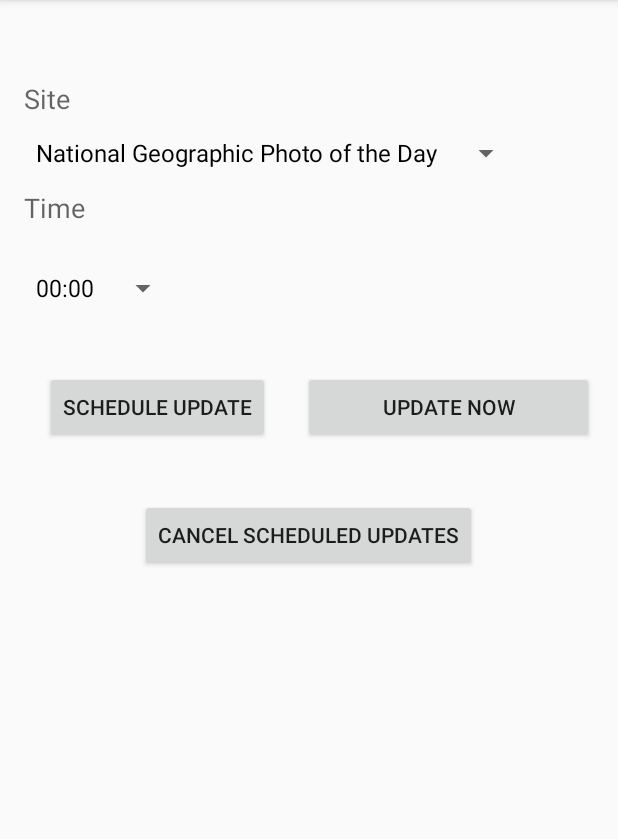
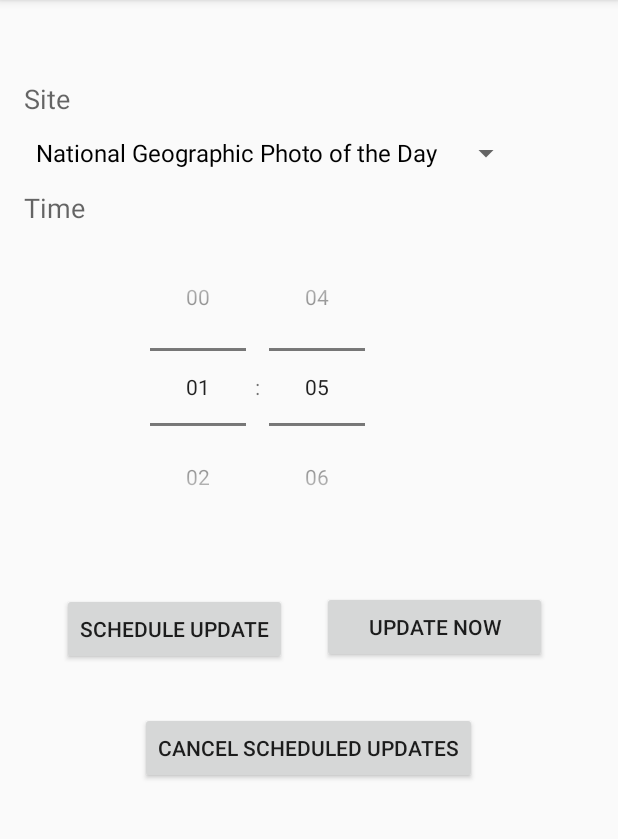
Before and after one commit to zebDuffy/Loki, an Android app: the screen it shows after launch (MainActivity), after a tap on "CANCEL SCHEDULED UPDATES", on a phone screen of 412 x 824 dp, the part 84-923 px from its top. Run offline under Robolectric (Android 15) with nearby library versions, the phone set to English and light mode, and no system bars.

Commit message:
switch to timepicker and clean up messages

```diff
--- a/app/build.gradle
+++ b/app/build.gradle
@@ -24,5 +24,6 @@ dependencies {
     implementation 'com.google.android.material:material:1.0.0'
     implementation 'com.google.firebase:firebase-appindexing:19.1.0'
     implementation files('libs/jsoup-1.8.3.jar')
+    implementation 'androidx.constraintlayout:constraintlayout:1.1.3'
 
 }
--- a/app/src/main/java/com/swamptown/bill/loki/MainActivity.java
+++ b/app/src/main/java/com/swamptown/bill/loki/MainActivity.java
@@ -14,6 +14,7 @@ import android.view.View;
 import android.widget.ArrayAdapter;
 import android.widget.Button;
 import android.widget.Spinner;
+import android.widget.TimePicker;
 import android.widget.Toast;
 
 import androidx.appcompat.app.AlertDialog;
@@ -47,10 +48,8 @@ public class MainActivity extends
         ArrayAdapter<String> adapter = new ArrayAdapter<>(this, android.R.layout.simple_spinner_dropdown_item, items);
         dropdown.setAdapter(adapter);
 
-        Spinner dropdown2 = findViewById(R.id.spinner2);
-        String[] items2 = res.getStringArray(R.array.hours);
-        ArrayAdapter<String> adapter2 = new ArrayAdapter<>(this, android.R.layout.simple_spinner_dropdown_item, items2);
-        dropdown2.setAdapter(adapter2);
+        final TimePicker simpleTimePicker = (TimePicker) findViewById(R.id.timePicker1);
+        simpleTimePicker.setIs24HourView(true);
 
         /*read current settings*/
         SharedPreferences readShared;
@@ -64,18 +63,13 @@ public class MainActivity extends
                     break;
                 }
             }
-
-            String getTime=readShared.getString("Time", null);
-            for(int i=0; i < adapter2.getCount(); i++) {
-                if (adapter2.getItem(i).equals(getTime.trim())) {
-                    dropdown2.setSelection(i);
-                    break;
-                }
-            }
-            createNotificationChannel();
+           int getHour=readShared.getInt("Hour", -1);
+           if (getHour !=-1) simpleTimePicker.setHour(getHour);
+           int getMin=readShared.getInt("Min", -1);
+           if (getMin !=-1) simpleTimePicker.setMinute(getMin);
 
         }
-
+        createNotificationChannel();
         downloadButton.setOnClickListener(new View.OnClickListener() {
             public void onClick(View v) {
                 try {
@@ -113,6 +107,8 @@ public class MainActivity extends
                     GetImageWallpaper page = new GetImageWallpaper();
                     page.context=getApplicationContext();
                     page.execute(photoURL, dropdown.getSelectedItem().toString() );
+
+
                 } catch (Exception e) {
                     e.printStackTrace();
                 }
@@ -122,19 +118,20 @@ public class MainActivity extends
         saveButton.setOnClickListener(new View.OnClickListener() {
             public void onClick(View v) {
                 Spinner dropdown = findViewById(R.id.spinner);
-                Spinner dropdown2;
-                dropdown2 = findViewById(R.id.spinner2);
+                TimePicker simpleTimePicker;
+                simpleTimePicker= findViewById(R.id.timePicker1);
                 Toast.makeText(MainActivity.this,
-                        res.getString(R.string.action_settings) + "\n" + res.getString(R.string.site) + ": " + dropdown.getSelectedItem() + "\n" + res.getString(R.string.hour) + ": " + dropdown2.getSelectedItem(),
+                        "Scheduled wallaper update from " + dropdown.getSelectedItem(),
                         Toast.LENGTH_SHORT).show();
                 SharedPreferences sharedpreferences = getSharedPreferences("LokiPrefs", Context.MODE_PRIVATE);
                 SharedPreferences.Editor editor = sharedpreferences.edit();
 
                 editor.putString("Site", String.valueOf(dropdown.getSelectedItem()));
-                editor.putString("Time", String.valueOf(dropdown2.getSelectedItem()));
+                editor.putInt("Hour", simpleTimePicker.getHour());
+                editor.putInt("Min", simpleTimePicker.getMinute());
                 editor.apply();
                 LokiAlarm alarm = new LokiAlarm();
-                alarm.SetAlarm(getApplicationContext(),String.valueOf(dropdown2.getSelectedItem()));
+                alarm.SetAlarm(getApplicationContext(),simpleTimePicker.getHour(), simpleTimePicker.getMinute());
 
 
 
@@ -146,7 +143,7 @@ public class MainActivity extends
                     LokiAlarm alarm= new LokiAlarm();
                     alarm.CancelAlarm(getApplicationContext());
                     Toast.makeText(MainActivity.this,
-                            res.getString(R.string.cancel),
+                            "Cancelled All Scheduled Updates",
                             Toast.LENGTH_SHORT).show();
                 }
                 catch (Exception e) {
--- a/app/src/main/res/layout/content_main.xml
+++ b/app/src/main/res/layout/content_main.xml
@@ -42,45 +42,53 @@
         android:layout_alignParentLeft="true"
         android:layout_alignParentStart="true" />
 
-    <Spinner
+    <TimePicker
+        android:id="@+id/timePicker1"
         android:layout_width="wrap_content"
         android:layout_height="wrap_content"
-        android:id="@+id/spinner2"
         android:layout_below="@+id/textView2"
+        android:layout_alignParentStart="true"
         android:layout_alignParentLeft="true"
-        android:layout_alignParentStart="true"
-        android:layout_marginTop="17dp" />
+        android:layout_centerHorizontal="true"
+        android:layout_marginStart="68dp"
+        android:layout_marginLeft="68dp"
+        android:layout_marginTop="1dp"
+        android:timePickerMode="spinner" />
 
     <Button
+        android:id="@+id/btnTest"
         android:layout_width="match_parent"
         android:layout_height="wrap_content"
-        android:text="Update Now"
-        android:id="@+id/btnTest"
-        android:layout_above="@+id/btnCancel"
-        android:layout_toRightOf="@+id/btnSave"
+        android:layout_below="@id/timePicker1"
+        android:layout_alignParentEnd="true"
+        android:layout_marginStart="23dp"
+        android:layout_marginLeft="23dp"
+        android:layout_marginTop="30dp"
+        android:layout_marginEnd="31dp"
+        android:layout_marginBottom="473dp"
         android:layout_toEndOf="@+id/btnSave"
-        android:layout_marginLeft="22dp"
-        android:layout_marginStart="22dp" />
+        android:layout_toRightOf="@id/btnSave"
+        android:text="Update Now" />
 
     <Button
+        android:id="@+id/btnSave"
         android:layout_width="wrap_content"
         android:layout_height="wrap_content"
-        android:text="Cancel Scheduled Updates"
-        android:id="@+id/btnCancel"
-        android:layout_marginTop="37dp"
-        android:layout_below="@+id/btnSave"
-        android:layout_centerHorizontal="true" />
+        android:layout_below="@id/timePicker1"
+        android:layout_alignParentStart="true"
+        android:layout_alignParentLeft="true"
+        android:layout_marginStart="25dp"
+        android:layout_marginLeft="25dp"
+        android:layout_marginTop="31dp"
+        android:text="Schedule Update" />
 
     <Button
+        android:id="@+id/btnCancel"
         android:layout_width="wrap_content"
         android:layout_height="wrap_content"
-        android:text="Schedule Update"
-        android:id="@+id/btnSave"
+        android:layout_below="@+id/btnSave"
+        android:layout_centerHorizontal="true"
         android:layout_marginTop="31dp"
-        android:layout_below="@+id/spinner2"
-        android:layout_alignParentLeft="true"
-        android:layout_alignParentStart="true"
-        android:layout_marginLeft="14dp"
-        android:layout_marginStart="14dp" />
+        android:text="Cancel Scheduled Updates" />
 
 </RelativeLayout>
--- a/app/src/main/res/values/strings.xml
+++ b/app/src/main/res/values/strings.xml
@@ -3,6 +3,7 @@
     <string name="action_settings">About</string>
     <string name="site">Site</string>
     <string name="hour">Hour</string>
+    <string name='time'>Time</string>
     <string name="cancel">Cancelling All Scheduled Downloads</string>
     <string name="channel_name">Loki</string>
     <string name="channel_description">For Fun</string>
```
Also changed, not shown: app/src/main/java/com/swamptown/bill/loki/LokiAlarm.java (+7 -11 lines).
